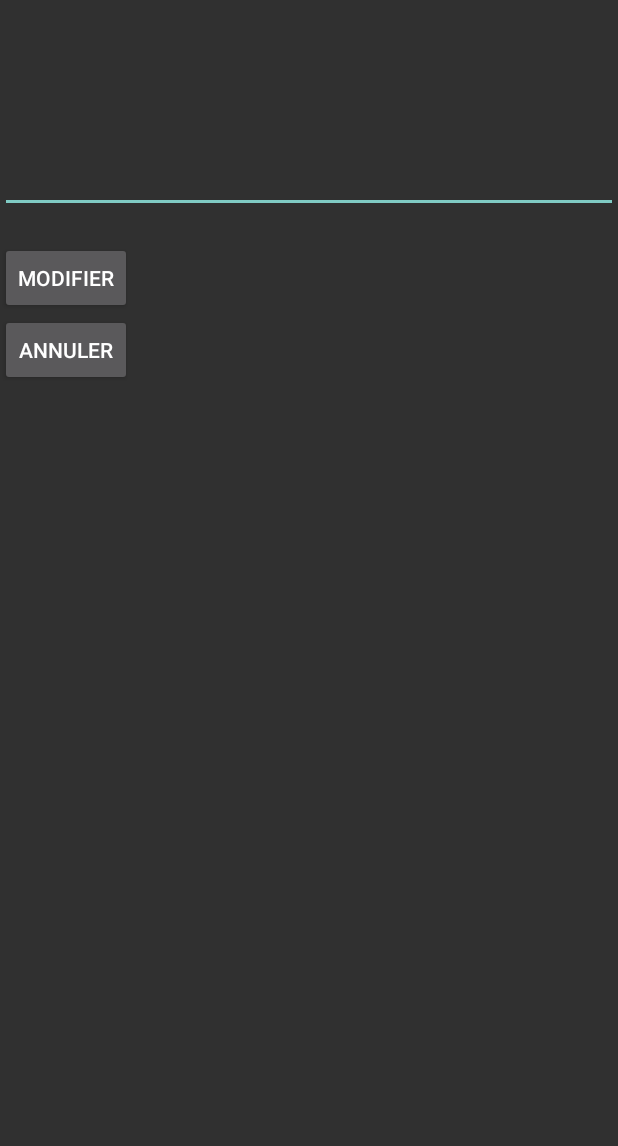
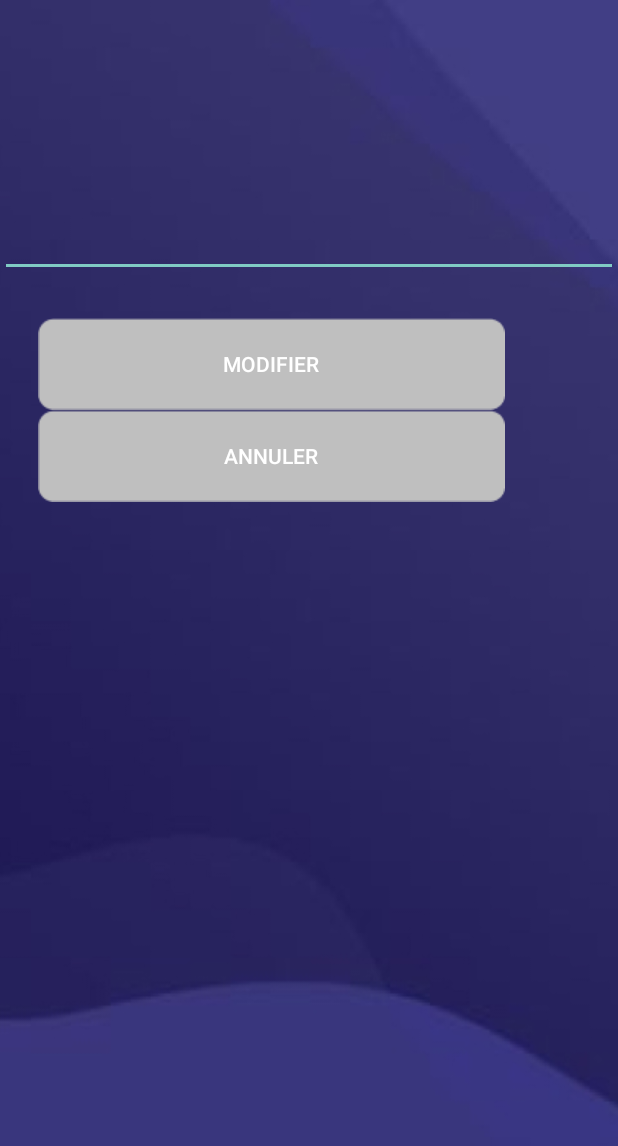
Before and after one commit to kadumont/releveCompteur, an Android app: the ControleurFicheCompteur screen opened directly, with no data from a screen before it, on a phone screen of 412 x 824 dp. Shown: the top 1146 px of the screen. Run offline under Robolectric (Android 15) with nearby library versions, the phone set to English and light mode, and no system bars; libraries missing offline, so code that uses them is left out: plum.widget; 8 statements that could not run were skipped.

```diff
--- a/app/src/main/res/layout/activity_controleur_fiche_compteur.xml
+++ b/app/src/main/res/layout/activity_controleur_fiche_compteur.xml
@@ -4,86 +4,112 @@
     android:layout_width="fill_parent"
     android:layout_height="fill_parent"
     tools:context=".ControleurFicheCompteur">
+
     <LinearLayout
+        android:layout_width="fill_parent"
         android:layout_height="fill_parent"
-        android:layout_width="fill_parent"
+        android:background="@drawable/background"
         android:orientation="vertical"
         tools:ignore="MissingConstraints">
 
         <TextView
             android:id="@+id/txtNom"
+            android:layout_width="fill_parent"
             android:layout_height="wrap_content"
-            android:layout_width="fill_parent"
-            android:textColor="#000000"
+            android:gravity="center"
             android:paddingLeft="30dp"
+            android:text=""
+            android:textColor="#FFFFFF"
+            android:textSize="20sp"
             android:textStyle="bold"
-            android:text=""
             tools:ignore="MissingConstraints" />
+
         <TextView
             android:id="@+id/txtRue"
+            android:layout_width="fill_parent"
             android:layout_height="wrap_content"
-            android:layout_width="fill_parent"
-            android:textColor="#000000"
+            android:gravity="center"
             android:paddingLeft="30dp"
+            android:text=""
+            android:textColor="#FFFFFF"
+            android:textSize="20sp"
             android:textStyle="bold"
-            android:text=""
             tools:ignore="MissingConstraints" />
+
         <TextView
             android:id="@+id/txtCodePostal"
+            android:layout_width="fill_parent"
             android:layout_height="wrap_content"
-            android:layout_width="fill_parent"
-            android:textColor="#000000"
+            android:gravity="center"
             android:paddingLeft="30dp"
+            android:text=""
+            android:textColor="#FFFFFF"
+            android:textSize="20sp"
             android:textStyle="bold"
-            android:text=""
             tools:ignore="MissingConstraints" />
+
         <TextView
             android:id="@+id/txtVille"
+            android:layout_width="fill_parent"
             android:layout_height="wrap_content"
-            android:layout_width="fill_parent"
-            android:textColor="#000000"
+            android:gravity="center"
             android:paddingLeft="30dp"
+            android:text=""
+            android:textColor="#FFFFFF"
+            android:textSize="20sp"
             android:textStyle="bold"
-            android:text=""
             tools:ignore="MissingConstraints" />
+
         <TextView
             android:id="@+id/txtIndexAncien"
+            android:layout_width="fill_parent"
             android:layout_height="wrap_content"
-            android:layout_width="fill_parent"
-            android:textColor="#000000"
+            android:gravity="center"
             android:paddingLeft="30dp"
+            android:text=""
+            android:textColor="#FFFFFF"
+            android:textSize="20sp"
             android:textStyle="bold"
-            android:text=""
             tools:ignore="MissingConstraints" />
+
         <EditText
             android:id="@+id/txtIndexNouveau"
+            android:layout_width="fill_parent"
             android:layout_height="wrap_content"
-            android:layout_width="fill_parent"
-            android:textColor="#000000"
+            android:gravity="center"
             android:paddingLeft="30dp"
+            android:text=""
+            android:textColor="#FFFFFF"
+            android:textSize="20sp"
             android:textStyle="bold"
-            android:text=""
             tools:ignore="MissingConstraints" />
+
         <TextView
             android:id="@+id/txtNomReleveur"
+            android:layout_width="fill_parent"
             android:layout_height="wrap_content"
-            android:layout_width="fill_parent"
-            android:textColor="#000000"
+            android:gravity="center"
             android:paddingLeft="30dp"
+            android:text=""
+            android:textColor="#FFFFFF"
+            android:textSize="20sp"
             android:textStyle="bold"
-            android:text=""
             tools:ignore="MissingConstraints" />
 
         <Button
             android:id="@+id/button1"
             android:layout_width="wrap_content"
             android:layout_height="wrap_content"
+            android:layout_marginLeft="25dp"
+            android:background="@drawable/btn_connexion"
             android:text="Modifier" />
 
         <Button
             android:id="@+id/button2"
             android:layout_width="wrap_content"
             android:layout_height="wrap_content"
+            android:layout_marginLeft="25dp"
+            android:background="@drawable/btn_connexion"
             android:text="Annuler" />
     </LinearLayout>
 </androidx.constraintlayout.widget.ConstraintLayout>
```
